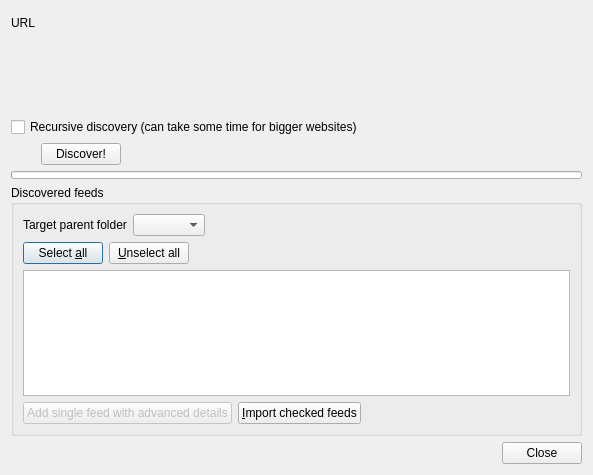
The window that src/librssguard-standard/src/gui/formdiscoverfeeds.ui (martinrotter/rssguard) describes before a commit, drawn with Qt 5.
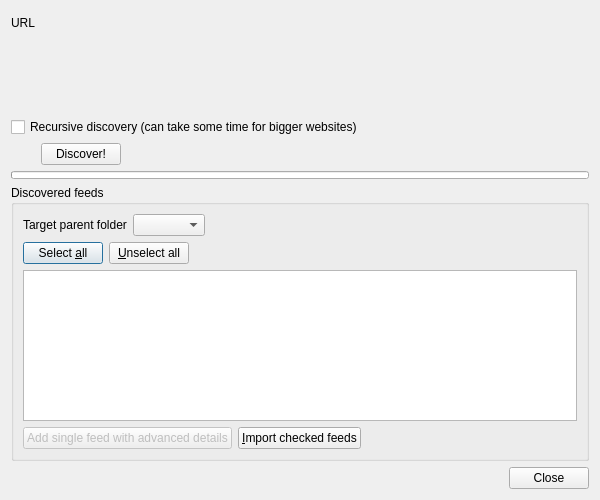
The same window after the commit. Custom widgets are drawn as their Qt base class.

Commit message: support for multi-url feed discovery

What changed in the file:
```diff
--- a/src/librssguard-standard/src/gui/formdiscoverfeeds.ui
+++ b/src/librssguard-standard/src/gui/formdiscoverfeeds.ui
@@ -6,8 +6,8 @@
    <rect>
     <x>0</x>
     <y>0</y>
-    <width>593</width>
-    <height>475</height>
+    <width>600</width>
+    <height>500</height>
    </rect>
   </property>
   <property name="windowTitle">
@@ -142,6 +142,12 @@
       </item>
       <item row="2" column="0" colspan="2">
        <widget class="QTreeView" name="m_tvFeeds">
+        <property name="sizePolicy">
+         <sizepolicy hsizetype="Expanding" vsizetype="Expanding">
+          <horstretch>0</horstretch>
+          <verstretch>1</verstretch>
+         </sizepolicy>
+        </property>
         <property name="alternatingRowColors">
          <bool>true</bool>
         </property>
```
The commit also changes 2 other files.
